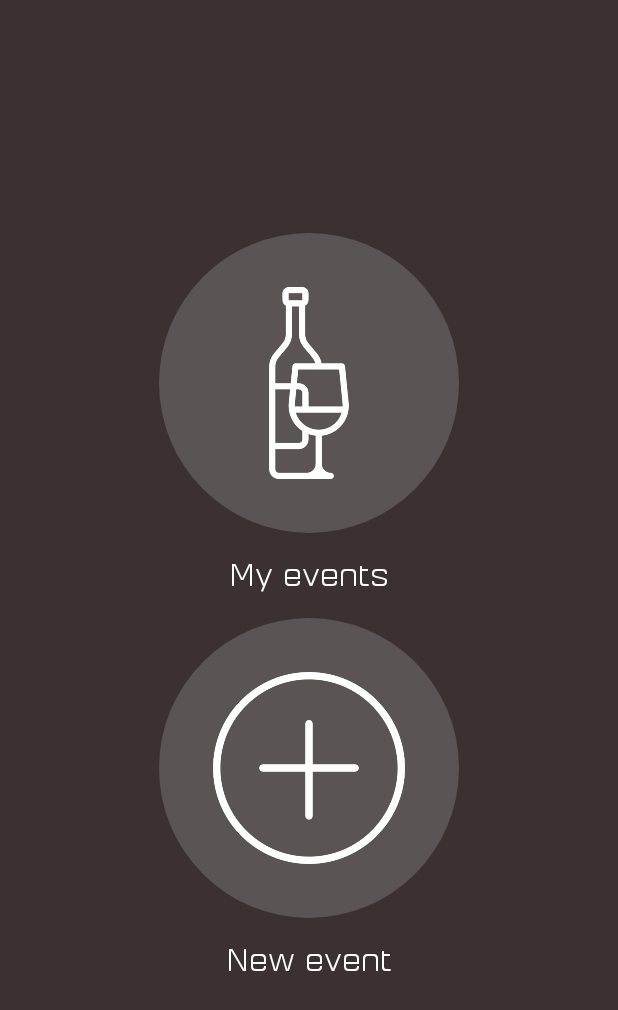
After one commit to st1ch/Party-Tonight-Android, an Android app: the layout activity_promoter_main.xml on its own in the app's theme, with its tools: preview values and no code run, on a phone screen of 412 x 824 dp. The commit adds this screen. Shown: the top 1010 px of the screen. Run offline under Robolectric (Android 15) with nearby library versions, the phone set to English and light mode, and no system bars.

Commit message:
PROMOTER_MENU layout added
added 2 drawables: ic_plus and ic_wine (free analog of phase variant)
added xml shape of circular button

```diff
--- a/app/src/main/java/app/media/opp/partytonight/presentation/activities/MainActivity.java
+++ b/app/src/main/java/app/media/opp/partytonight/presentation/activities/MainActivity.java
@@ -10,6 +10,6 @@ public class MainActivity extends Activity {
     @Override
     protected void onCreate(Bundle savedInstanceState) {
         super.onCreate(savedInstanceState);
-        setContentView(R.layout.activity_main);
+        setContentView(R.layout.activity_promoter_main);
     }
 }
--- /dev/null
+++ b/app/src/main/res/drawable/button_circular_transparent.xml
@@ -0,0 +1,13 @@
+<?xml version="1.0" encoding="utf-8"?>
+<selector xmlns:android="http://schemas.android.com/apk/res/android">
+    <item android:state_pressed="false">
+        <shape android:shape="oval">
+            <solid android:color="@color/colorButtonGrayTransparent" />
+        </shape>
+    </item>
+    <item android:state_pressed="true">
+        <shape android:shape="oval">
+            <solid android:color="@color/colorButtonGrayTransparentLight" />
+        </shape>
+    </item>
+</selector>
--- /dev/null
+++ b/app/src/main/res/layout/activity_promoter_main.xml
@@ -0,0 +1,48 @@
+<?xml version="1.0" encoding="utf-8"?>
+<LinearLayout xmlns:android="http://schemas.android.com/apk/res/android"
+    android:layout_width="match_parent"
+    android:layout_height="match_parent"
+    android:background="@color/colorAnimationGradientBase"
+    android:gravity="center"
+    android:orientation="vertical"
+    android:paddingLeft="@dimen/activity_sign_padding_horizontal"
+    android:paddingRight="@dimen/activity_sign_padding_horizontal">
+
+    <ImageButton
+        android:layout_width="200dp"
+        android:layout_height="200dp"
+        android:layout_gravity="center_horizontal"
+        android:background="@drawable/button_circular_transparent"
+        android:padding="36dp"
+        android:scaleType="fitCenter"
+        android:src="@drawable/ic_wine" />
+
+    <app.media.opp.partytonight.presentation.app.view.TextViewSignHint
+        android:layout_width="match_parent"
+        android:layout_height="wrap_content"
+        android:gravity="center_horizontal"
+        android:padding="16dp"
+        android:text="My events"
+        android:textColor="@color/colorTextViewTitle"
+        android:textSize="20sp" />
+
+    <ImageButton
+        android:layout_width="200dp"
+        android:layout_height="200dp"
+        android:layout_gravity="center_horizontal"
+        android:adjustViewBounds="true"
+        android:background="@drawable/button_circular_transparent"
+        android:padding="36dp"
+        android:scaleType="fitCenter"
+        android:src="@drawable/ic_plus" />
+
+    <app.media.opp.partytonight.presentation.app.view.TextViewSignHint
+        android:layout_width="match_parent"
+        android:layout_height="wrap_content"
+        android:gravity="center_horizontal"
+        android:padding="16dp"
+        android:text="New event"
+        android:textColor="@color/colorTextViewTitle"
+        android:textSize="20sp" />
+
+</LinearLayout>
--- a/app/src/main/res/values/colors.xml
+++ b/app/src/main/res/values/colors.xml
@@ -32,4 +32,8 @@
     <color name="colorTextSignIn">#c0c0c0</color>
     <color name="colorTextHeader2">#ffffff</color>
 
+    <color name="colorButtonGrayTransparent">#3cc4c4c4</color>
+    <color name="colorButtonGrayTransparentLight">#3cffffff</color>
+
+
 </resources>
```
Also changed, not shown: app/src/main/res/drawable/ic_plus.png (added), app/src/main/res/drawable/ic_wine.png (added).
